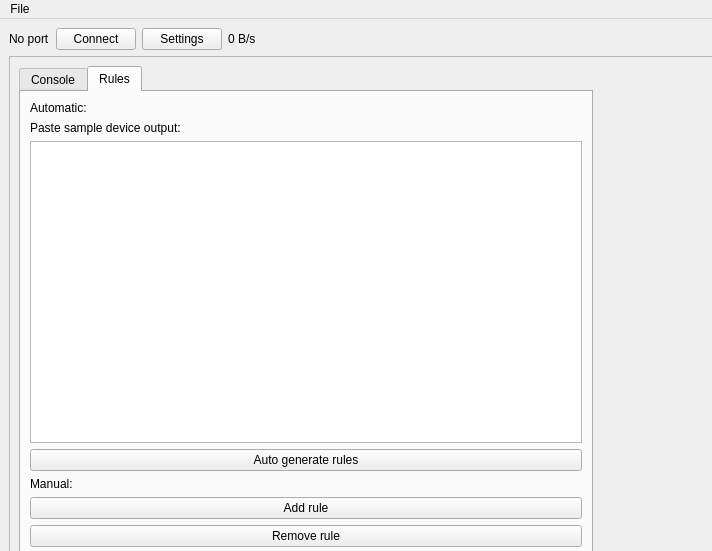
Qt form form.ui (krupis/PlotTTY) before a commit; both pictures show x 0 to 712 and y 0 to 551 of the 1191 by 907 pixel window.
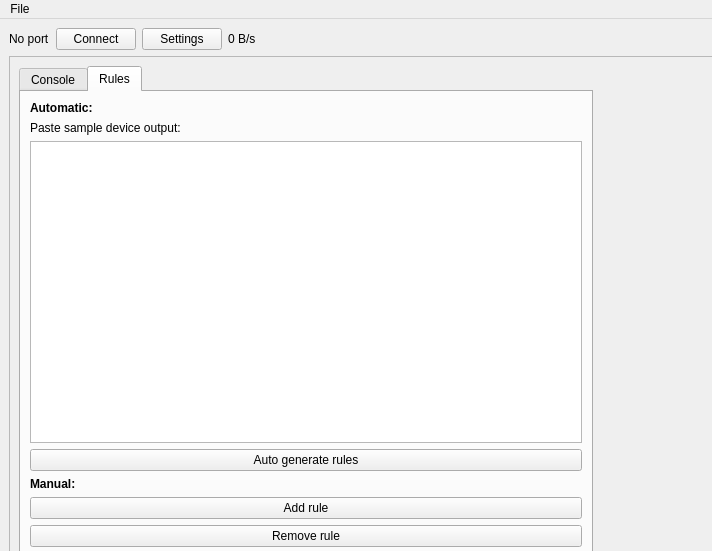
The same form after that commit. The open tabs and pages were chosen to show the change. Custom widgets are drawn as their Qt base class.

Commit message: Set labels to bold

```diff
--- a/form.ui
+++ b/form.ui
@@ -180,9 +180,17 @@
                 <layout class="QVBoxLayout" name="RulesLayout">
                  <item>
                   <widget class="QLabel" name="AutomaticLabel">
+                   <property name="font">
+                    <font>
+                     <bold>true</bold>
+                    </font>
+                   </property>
                    <property name="text">
                     <string>Automatic:</string>
                    </property>
+                   <property name="textFormat">
+                    <enum>Qt::TextFormat::AutoText</enum>
+                   </property>
                   </widget>
                  </item>
                  <item>
@@ -204,6 +212,11 @@
                  </item>
                  <item>
                   <widget class="QLabel" name="ManualLabel">
+                   <property name="font">
+                    <font>
+                     <bold>true</bold>
+                    </font>
+                   </property>
                    <property name="text">
                     <string>Manual:</string>
                    </property>
```
Left out of the diff: 2 changed lines with no effect on the pictures. The commit also changes 1 other file.
